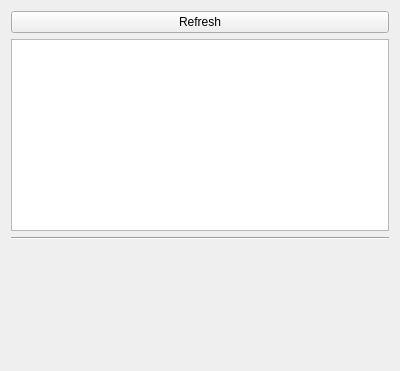
First picture: the form in Panes/screens_pane.ui, repository JX5S/HadesVR_GUI_Tool, before the edit.
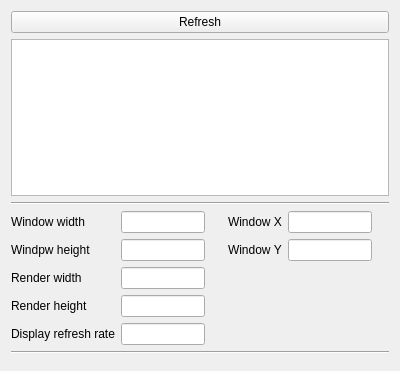
Second picture: the form after the edit.

Commit message:
Finished screens selection, added another pane
Also preparation for the rest of settings.

```diff
--- a/Panes/screens_pane.ui
+++ b/Panes/screens_pane.ui
@@ -38,6 +38,141 @@
      </property>
     </widget>
    </item>
+   <item>
+    <layout class="QGridLayout" name="gridLayout">
+     <item row="4" column="0">
+      <widget class="QLabel" name="label_7">
+       <property name="text">
+        <string>Display refresh rate</string>
+       </property>
+      </widget>
+     </item>
+     <item row="3" column="1">
+      <widget class="QLineEdit" name="lineEditRenderHeight">
+       <property name="maxLength">
+        <number>10</number>
+       </property>
+      </widget>
+     </item>
+     <item row="0" column="0">
+      <widget class="QLabel" name="label">
+       <property name="text">
+        <string>Window width</string>
+       </property>
+      </widget>
+     </item>
+     <item row="0" column="1">
+      <widget class="QLineEdit" name="lineEditWindowWidth">
+       <property name="maxLength">
+        <number>10</number>
+       </property>
+      </widget>
+     </item>
+     <item row="1" column="4">
+      <widget class="QLineEdit" name="lineEditWindowY">
+       <property name="maxLength">
+        <number>10</number>
+       </property>
+      </widget>
+     </item>
+     <item row="1" column="3">
+      <widget class="QLabel" name="label_4">
+       <property name="text">
+        <string>Window Y</string>
+       </property>
+      </widget>
+     </item>
+     <item row="2" column="1">
+      <widget class="QLineEdit" name="lineEditRenderWidth">
+       <property name="maxLength">
+        <number>10</number>
+       </property>
+      </widget>
+     </item>
+     <item row="2" column="0">
+      <widget class="QLabel" name="label_5">
+       <property name="text">
+        <string>Render width</string>
+       </property>
+      </widget>
+     </item>
+     <item row="0" column="3">
+      <widget class="QLabel" name="label_2">
+       <property name="text">
+        <string>Window X</string>
+       </property>
+      </widget>
+     </item>
+     <item row="0" column="2">
+      <spacer name="horizontalSpacer">
+       <property name="orientation">
+        <enum>Qt::Horizontal</enum>
+       </property>
+       <property name="sizeHint" stdset="0">
+        <size>
+         <width>40</width>
+         <height>20</height>
+        </size>
+       </property>
+      </spacer>
+     </item>
+     <item row="0" column="4">
+      <widget class="QLineEdit" name="lineEditWindowX">
+       <property name="maxLength">
+        <number>10</number>
+       </property>
+      </widget>
+     </item>
+     <item row="1" column="1">
+      <widget class="QLineEdit" name="lineEditWindowHeight">
+       <property name="maxLength">
+        <number>10</number>
+       </property>
+      </widget>
+     </item>
+     <item row="4" column="1">
+      <widget class="QLineEdit" name="lineEditDispRefreshRate">
+       <property name="maxLength">
+        <number>10</number>
+       </property>
+      </widget>
+     </item>
+     <item row="3" column="0">
+      <widget class="QLabel" name="label_6">
+       <property name="text">
+        <string>Render height</string>
+       </property>
+      </widget>
+     </item>
+     <item row="1" column="0">
+      <widget class="QLabel" name="label_3">
+       <property name="text">
+        <string>Windpw height</string>
+       </property>
+      </widget>
+     </item>
+     <item row="0" column="5">
+      <spacer name="horizontalSpacer_2">
+       <property name="orientation">
+        <enum>Qt::Horizontal</enum>
+       </property>
+       <property name="sizeHint" stdset="0">
+        <size>
+         <width>40</width>
+         <height>20</height>
+        </size>
+       </property>
+      </spacer>
+     </item>
+    </layout>
+   </item>
+   <item>
+    <widget class="Line" name="line_2">
+     <property name="orientation">
+      <enum>Qt::Horizontal</enum>
+     </property>
+    </widget>
+   </item>
    <item>
     <spacer name="verticalSpacer">
      <property name="orientation">
```
The commit also changes 19 other files.
